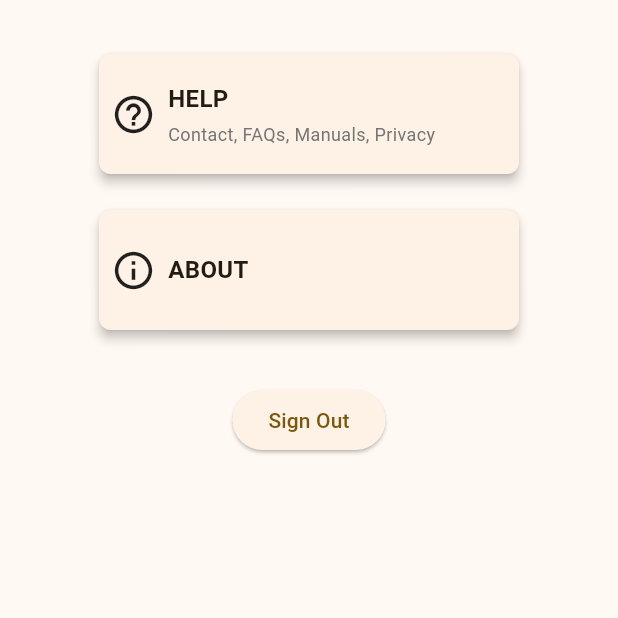
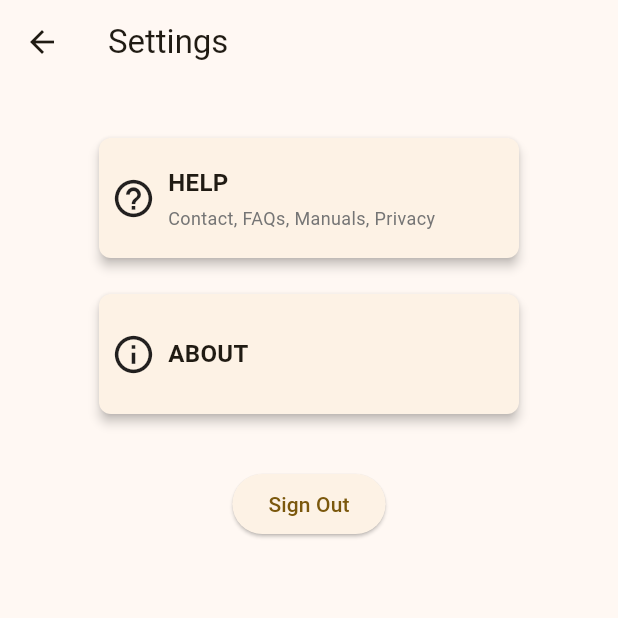
Before and after one commit to harinarayanan-kp/ruta_user, a Flutter app: the screen it shows once a user with an empty profile is signed in, item 3 of the bottom bar chosen, after a tap on the "settings" icon, on a phone screen of 412 x 824 dp, the top half of it. Run offline on Flutter 3.47's test engine with Material 3 defaults, Android fonts, the phone set to English and light mode, and no system bars; drawn by our look-alikes of dynamic_color; our stand-ins replace bottom_navy_bar, cloud_firestore, firebase_auth, firebase_core, fluttertoast, geolocator and 1 more; accounts and stored records are empty.

Commit message:
5-FINAL-PUSH

```diff
--- a/lib/main.dart
+++ b/lib/main.dart
@@ -1,6 +1,7 @@
 import 'package:dynamic_color/dynamic_color.dart';
 import 'package:flutter/material.dart';
 import 'package:ruta_user/firebase_options.dart';
+// ignore: depend_on_referenced_packages
 import 'package:firebase_core/firebase_core.dart';
 import 'package:ruta_user/screens/busview.dart';
 import 'package:ruta_user/screens/home_screen.dart';
@@ -25,12 +26,12 @@ class MyApp extends StatelessWidget {
     return DynamicColorBuilder(
         builder: (ColorScheme? lightdynamic, ColorScheme? dark) {
       ColorScheme lightcolorscheme;
-      ColorScheme darkcolorscheme;
+      // ColorScheme darkcolorscheme;
       if (lightdynamic != null && dark != null) {
         lightcolorscheme = lightdynamic.harmonized()..copyWith();
         lightcolorscheme =
             lightcolorscheme.copyWith(secondary: defaultcolorscheme);
-        darkcolorscheme = dark.harmonized();
+        // darkcolorscheme = dark.harmonized();
       } else {
         lightcolorscheme = ColorScheme.fromSeed(seedColor: defaultcolorscheme);
       }
--- a/lib/screens/busstop.dart
+++ b/lib/screens/busstop.dart
@@ -53,6 +53,7 @@ class BusstopApp extends StatefulWidget {
   const BusstopApp({super.key});
 
   @override
+  // ignore: library_private_types_in_public_api
   _BusstopAppState createState() => _BusstopAppState();
 }
 
--- a/lib/screens/home_screen.dart
+++ b/lib/screens/home_screen.dart
@@ -1,12 +1,8 @@
 import 'package:bottom_navy_bar/bottom_navy_bar.dart';
 import 'package:flutter/material.dart';
-import 'package:ruta_user/screens/busStop_screen.dart';
-import 'package:ruta_user/screens/busstop.dart';
 import 'package:ruta_user/screens/map_screen.dart';
 import 'package:ruta_user/screens/next_bus_screen.dart';
-import 'package:ruta_user/screens/schedule.dart';
 import 'package:ruta_user/screens/to_from_screen.dart';
-import 'package:ruta_user/services/auth_services.dart';
 
 class HomeScreen extends StatefulWidget {
   const HomeScreen({super.key});
@@ -18,12 +14,12 @@ class HomeScreen extends StatefulWidget {
 class _HomeScreenState extends State<HomeScreen> {
   int _selectedIndex = 0;
 
-  final bool _isLoading = false;
+  // final bool _isLoading = false;
 
   static final List<Widget> _widgetOptions = <Widget>[
     const MapScreen(),
     const setRouteScreen(),
-    BusListScreen(),
+    const BusListScreen(),
   ];
 
   void _onItemTapped(int index) {
@@ -41,7 +37,7 @@ class _HomeScreenState extends State<HomeScreen> {
         title: const Text('RUTA'),
         actions: [
           IconButton(
-            icon: Icon(Icons.settings),
+            icon: const Icon(Icons.settings),
             onPressed: () {
               Navigator.pushNamed(context, '/settings');
             },
@@ -57,19 +53,17 @@ class _HomeScreenState extends State<HomeScreen> {
         items: <BottomNavyBarItem>[
           BottomNavyBarItem(
             activeColor: colorScheme.primary,
-            icon: Container(child: Icon(Icons.map)),
+            icon: const Icon(Icons.map),
             title: const Text('Map'),
           ),
           BottomNavyBarItem(
             activeColor: colorScheme.primary,
-            icon: Container(
-              child: Icon(Icons.sync_alt),
-            ),
+            icon: const Icon(Icons.sync_alt),
             title: const Text('Route'),
           ),
           BottomNavyBarItem(
             activeColor: colorScheme.primary,
-            icon: Container(child: Icon(Icons.directions_bus)),
+            icon: const Icon(Icons.directions_bus),
             title: const Text('Next Bus'),
           ),
         ],
@@ -80,13 +74,4 @@ class _HomeScreenState extends State<HomeScreen> {
       ),
     );
   }
-
-  Widget _logout(BuildContext context) {
-    return ElevatedButton(
-      onPressed: () async {
-        await AuthService().signout(context: context);
-      },
-      child: const Text("Sign Out"),
-    );
-  }
 }
--- a/lib/screens/next_bus_screen.dart
+++ b/lib/screens/next_bus_screen.dart
@@ -1,12 +1,12 @@
 import 'package:flutter/material.dart';
 import 'package:cloud_firestore/cloud_firestore.dart';
 import 'package:ruta_user/screens/busStop_screen.dart';
-import 'package:ruta_user/services/auth_services.dart';
 
 class BusListScreen extends StatefulWidget {
   const BusListScreen({super.key});
 
   @override
+  // ignore: library_private_types_in_public_api
   _BusListScreenState createState() => _BusListScreenState();
 }
 
@@ -33,9 +33,8 @@ class _BusListScreenState extends State<BusListScreen> {
           selectedPlace = places.first;
         }
       });
-    } catch (e) {
-      print('Error fetching places: $e');
-    }
+    // ignore: empty_catches
+    } catch (e) {}
   }
 
   Future<List<QueryDocumentSnapshot>> _getBusesWithSelectedStop() async {
@@ -60,11 +59,11 @@ class _BusListScreenState extends State<BusListScreen> {
       child: SafeArea(
         child: Column(
           children: [
-            _logout(context),
+            // _logout(context),
             Padding(
               padding: const EdgeInsets.all(16.0),
               child: places.isEmpty
-                  ? Center(child: CircularProgressIndicator())
+                  ? const Center(child: CircularProgressIndicator())
                   : DropdownButton<String>(
                       value: selectedPlace,
                       onChanged: (newValue) {
@@ -86,7 +85,7 @@ class _BusListScreenState extends State<BusListScreen> {
                 future: _getBusesWithSelectedStop(),
                 builder: (context, snapshot) {
                   if (snapshot.connectionState == ConnectionState.waiting) {
-                    return Center(child: CircularProgressIndicator());
+                    return const Center(child: CircularProgressIndicator());
                   }
                   if (!snapshot.hasData || snapshot.data!.isEmpty) {
                     return Center(
@@ -103,7 +102,7 @@ class _BusListScreenState extends State<BusListScreen> {
                             vertical: 8.0, horizontal: 16.0),
                         child: ListTile(
                           leading:
-                              Icon(Icons.directions_bus, color: Colors.blue),
+                              const Icon(Icons.directions_bus, color: Colors.blue),
                           title: Text(bus['name']),
                           onTap: () {
                             Navigator.push(
@@ -127,12 +126,4 @@ class _BusListScreenState extends State<BusListScreen> {
     );
   }
 
-  Widget _logout(BuildContext context) {
-    return ElevatedButton(
-      onPressed: () async {
-        await AuthService().signout(context: context);
-      },
-      child: const Text("Sign Out"),
-    );
-  }
 }
--- a/lib/screens/signout_screen.dart
+++ b/lib/screens/signout_screen.dart
@@ -6,12 +6,15 @@ class WidgetScreen extends StatelessWidget {
   @override
   Widget build(BuildContext context) {
     return Scaffold(
+      appBar: AppBar(
+        title: const Text("Settings"),
+      ),
       body: SafeArea(
         child: Center(
           child: Column(
             mainAxisAlignment: MainAxisAlignment.start,
             children: [
-              SizedBox(height: 32),
+              const SizedBox(height: 32),
               _buildTile(
                 icon: Icons.help_outline,
                 title: 'HELP',
@@ -20,7 +23,7 @@ class WidgetScreen extends StatelessWidget {
                   // Add your help action here
                 },
               ),
-              SizedBox(height: 16),
+              const SizedBox(height: 16),
               _buildTile(
                 icon: Icons.info_outline,
                 title: 'ABOUT',
@@ -29,7 +32,7 @@ class WidgetScreen extends StatelessWidget {
                   // Add your about action here
                 },
               ),
-              SizedBox(height: 32), // Space between tiles and sign out button
+              const SizedBox(height: 32), // Space between tiles and sign out button
               _logout(context)
             ],
           ),
@@ -64,11 +67,11 @@ class WidgetScreen extends StatelessWidget {
         child: Container(
           height: 80, // Fixed height for a more compact tile
           width: 280, // Adjust width if needed
-          padding: EdgeInsets.all(8), // Reduced padding
+          padding: const EdgeInsets.all(8), // Reduced padding
           child: Row(
             children: [
               Icon(icon, size: 30), // Smaller icon size
-              SizedBox(width: 8), // Space between icon and text
+              const SizedBox(width: 8), // Space between icon and text
               Expanded(
                 child: Column(
                   mainAxisAlignment: MainAxisAlignment.center,
@@ -77,10 +80,10 @@ class WidgetScreen extends StatelessWidget {
                     Text(
                       title,
                       style:
-                          TextStyle(fontSize: 16, fontWeight: FontWeight.bold),
+                          const TextStyle(fontSize: 16, fontWeight: FontWeight.bold),
                     ),
                     if (description.isNotEmpty) ...[
-                      SizedBox(height: 4),
+                      const SizedBox(height: 4),
                       Text(
                         description,
                         style: TextStyle(fontSize: 12, color: Colors.grey[600]),
```
Also changed, not shown: lib/screens/busStop_screen.dart (+4 -4 lines), lib/screens/busview.dart (+13 -10 lines), lib/screens/reg_screen.dart (+4 -4 lines), lib/screens/timeline_screen.dart (+7 -7 lines), lib/screens/to_from_screen.dart (+4 -8 lines).
